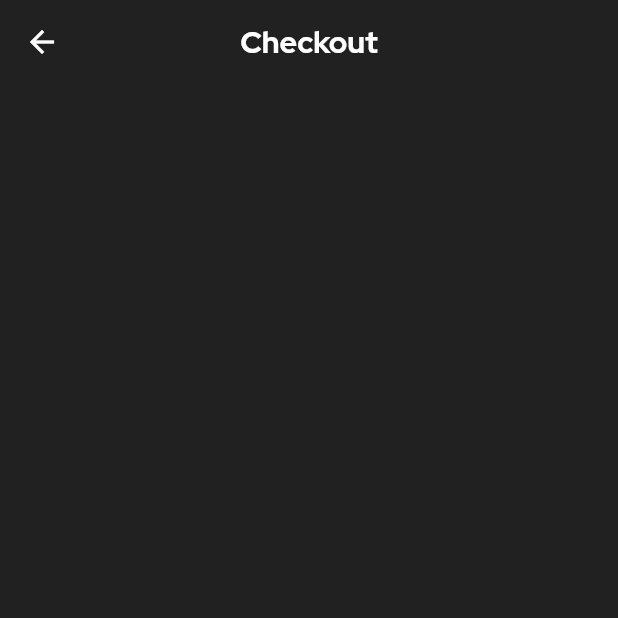
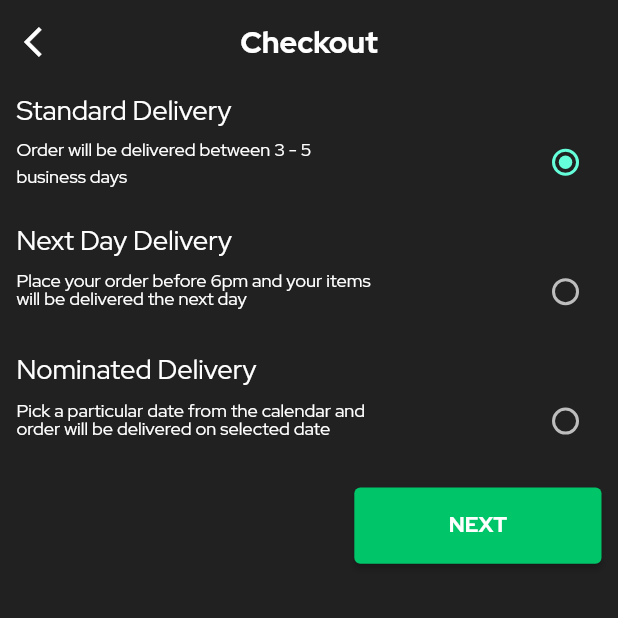
Before and after one commit to HassanHamdouna/ecommerce_app, a Flutter app: the CheckoutDelivery screen opened directly, on a phone screen of 412 x 824 dp, the top half of it. Run offline on Flutter 3.47's test engine with Material 2 defaults, Android fonts, the phone set to English and light mode, and no system bars; our stand-ins replace flutter_screenutil, google_fonts; generated files the repository leaves out were written again.

Commit message:
add screenCheckoutDelivery

```diff
--- a/lib/core/utils/context_extenssion.dart
+++ b/lib/core/utils/context_extenssion.dart
@@ -1,6 +1,8 @@
 import 'package:ecommerce_app/screens/auth/login_screen.dart';
 import 'package:ecommerce_app/screens/auth/register_screen.dart';
 import 'package:ecommerce_app/screens/cart/cart_screen.dart';
+import 'package:ecommerce_app/screens/checkout/checkout_address.dart';
+import 'package:ecommerce_app/screens/checkout/checkout_delivery.dart';
 import 'package:ecommerce_app/screens/core/launch_screen.dart';
 import 'package:ecommerce_app/screens/home/details_screen.dart';
 import 'package:ecommerce_app/screens/home/home_screen.dart';
@@ -20,6 +22,9 @@ extension ContextHelper on BuildContext {
     '/result_product_or_category_screen': (context, {arguments}) =>  const ResultProductOrCategoryScreen(),
 
     '/cart_screen': (context, {arguments}) =>  const CartScreen(),
+
+    '/checkout_delivery': (context, {arguments}) =>  const CheckoutDelivery(),
+    '/checkout_address': (context, {arguments}) =>  const CheckoutAddress(),
   };
 
   AppLocalizations get localizations {
--- a/lib/screens/cart/cart_screen.dart
+++ b/lib/screens/cart/cart_screen.dart
@@ -123,7 +123,7 @@ class CartScreen extends StatelessWidget {
                       width: 180,
                       height: 120,
                       child: CustomButton(
-                        onPressed: () {},
+                        onPressed: () => Navigator.pushNamed(context, '/checkout_delivery'),
                         text: 'CHECKOUT',
                       ),
                     ),
--- a/lib/screens/checkout/checkout_delivery.dart
+++ b/lib/screens/checkout/checkout_delivery.dart
@@ -1,15 +1,128 @@
+import 'package:ecommerce_app/widgets/custom_button.dart';
+import 'package:ecommerce_app/widgets/custom_text.dart';
 import 'package:flutter/material.dart';
+import 'package:flutter_screenutil/flutter_screenutil.dart';
 
-class CheckoutDelivery extends StatelessWidget {
+class CheckoutDelivery extends StatefulWidget {
   const CheckoutDelivery({super.key});
 
   @override
+  State<CheckoutDelivery> createState() => _CheckoutDeliveryState();
+}
+
+class _CheckoutDeliveryState extends State<CheckoutDelivery> {
+
+   int? _radioValue = 00;
+  @override
   Widget build(BuildContext context) {
-    return  Scaffold(
+    return Scaffold(
       appBar: AppBar(
         title: const Text("Checkout"),
+        leading: IconButton(
+            onPressed: () => Navigator.pop(context),
+            icon: const Icon(
+              Icons.arrow_back_ios,
+            )),
       ),
+      body: Padding(
+        padding: EdgeInsets.symmetric(vertical: 10.h, horizontal: 10.w),
+        child: Column(
+          children:  [
+            const CustomText(
+              title: "Standard Delivery",
+              fontSize: 18,
+            ),
+            Row(
+                children: [
+                  const CustomText(
+                    title: "Order will be delivered between 3 - 5  \nbusiness days",
+                    fontSize: 12,
+                    maxLine: 2,
+                    height: 1.5,
+                  ),
+                  const Spacer(),
+                  Radio(
+                    value: 0,
+                    groupValue: _radioValue,
+                    onChanged: (val) {
+                      setState(() {
+                        _radioValue = val;
+                      });
+                    },
+                  ),
+                ]
+            ),
+            SizedBox(
+              height: 20.h,
+            ),
+            const CustomText(
+              title: "Next Day Delivery",
+              fontSize: 18,
+            ),
+            Row(
+                children: [
+                  const CustomText(
+                    title: "Place your order before 6pm and your items  \nwill be delivered the next day",
+                    fontSize: 12,
+                    maxLine: 2,
+                    height: 1,
+                  ),
+                  const Spacer(),
+                  Radio(
+                    value: 1,
+                    groupValue: _radioValue,
+                    onChanged: (val) {
+                      setState(() {
+                        _radioValue = val;
+                      });
+                    },
+                  ),
+                ]
+            ),
+            SizedBox(
+              height: 20.h,
+            ),
+            const CustomText(
+              title: "Nominated Delivery",
+              fontSize: 18,
+            ),
+            Row(
+                children: [
+                  const CustomText(
+                    title: "Pick a particular date from the calendar and \norder will be delivered on selected date",
+                    fontSize: 12,
+                    maxLine: 2,
+                    height: 1,
+                  ),
+                  const Spacer(),
+                  Radio(
+                    value: 2,
+                    groupValue: _radioValue,
+                    onChanged: (val) {
+                      setState(() {
+                        _radioValue = val;
+                      });
+                    },
+                  ),
+                ]
+            ),
+            SizedBox(
+              height: 20.h,
+            ),
+            Row(
+              children: [
+                const Spacer(),
+                CustomButton(
+                  onPressed: () => Navigator.pushNamed(context, '/checkout_address'),
+                  text: 'NEXT',
+                  sizeWight: 150,
+                ),
 
+              ],
+            ),
+          ],
+        ),
+      ),
     );
   }
 }
--- a/lib/widgets/custom_button.dart
+++ b/lib/widgets/custom_button.dart
@@ -7,17 +7,18 @@ class CustomButton extends StatelessWidget {
     super.key,
     required this.text,
     required this.onPressed,
+     this.sizeWight = double.infinity ,
   });
 
   final String text;
   final Function()? onPressed;
+  final double sizeWight;
 
   @override
   Widget build(BuildContext context) {
     return ElevatedButton(
       onPressed: onPressed,
-      style:
-          ElevatedButton.styleFrom(minimumSize: Size(double.infinity.w, 50.h)),
+      style: ElevatedButton.styleFrom(minimumSize: Size(sizeWight.w, 50.h)),
       child: CustomText(
         title: text,
         fontSize: 14,
```
